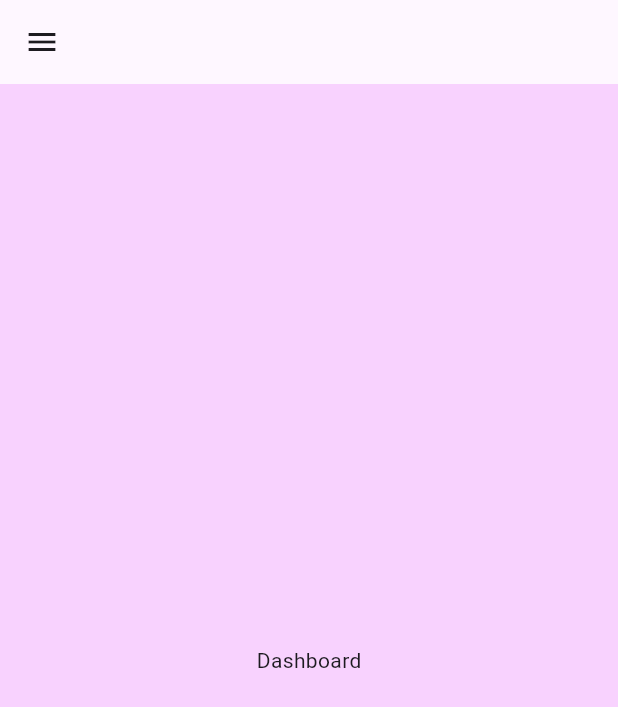
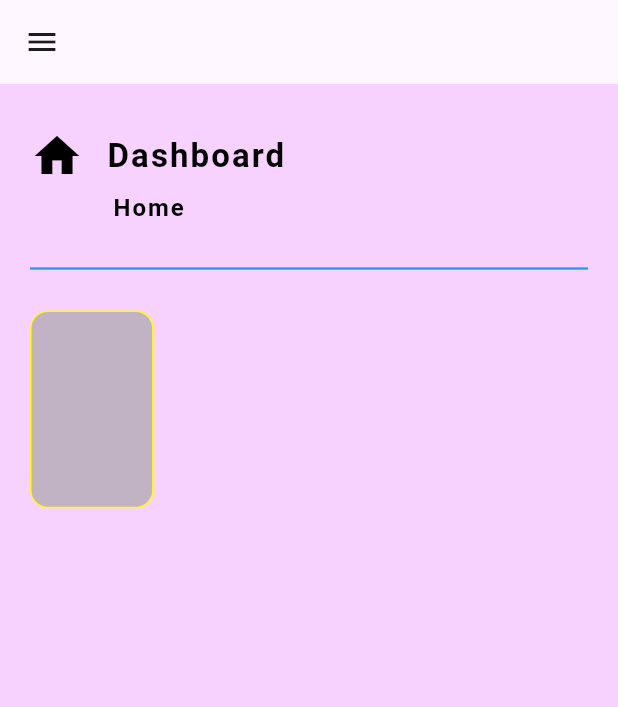
Before and after one commit to JakariaKhan-CSE/JUST-Medical-Center-Automation, a Flutter app: the screen it shows after launch, on a phone screen of 412 x 824 dp. Shown: the top 707 px of the screen. Run offline on Flutter 3.47's test engine with Material 3 defaults, Android fonts, the phone set to English and light mode, and no system bars; our stand-ins replace firebase_auth, firebase_core, get; accounts and stored records are empty.

Commit message:
pharmacist dashboard 15% complete and admin widget move to admin directory.

```diff
--- /dev/null
+++ b/lib/controller/common_controller.dart
@@ -0,0 +1,5 @@
+import 'package:flutter/cupertino.dart';
+
+class CommonController extends ChangeNotifier{
+
+}
--- a/lib/main.dart
+++ b/lib/main.dart
@@ -1,5 +1,6 @@
 import 'package:flutter/material.dart';
 import 'package:just_medical_center_automation/controller/adminController/adminController.dart';
+import 'package:just_medical_center_automation/controller/common_controller.dart';
 import 'package:just_medical_center_automation/controller/doctorController/doctor_controller.dart';
 import 'package:just_medical_center_automation/controller/patientController/indexChange.dart';
 import 'package:just_medical_center_automation/controller/pharmacistController/pharmacistController.dart';
@@ -13,6 +14,7 @@ void main(){
     ChangeNotifierProvider(create: (context) => AdminController(),),
     ChangeNotifierProvider(create: (context) => DoctorController(),),
     ChangeNotifierProvider(create: (context) => PharmacistController(),),
+    ChangeNotifierProvider(create: (context) => CommonController(),),
   ],
   child: GetMaterialApp(
     debugShowCheckedModeBanner: false,
--- a/lib/screen/Admin/admin_page.dart
+++ b/lib/screen/Admin/admin_page.dart
@@ -1,10 +1,8 @@
 import 'package:flutter/material.dart';
 import 'package:just_medical_center_automation/screen/Admin/sidebar.dart';
-import 'package:just_medical_center_automation/widget/admin/adminRightSideFeaturePage.dart';
+import 'package:just_medical_center_automation/screen/admin/widget/admin/adminRightSideFeaturePage.dart';
+import '../../responsive.dart';
 
-import '../../responsive.dart';
-import '../../widget/admin/adminPicture.dart';
-import '../../widget/admin/featureItemButton.dart';
 
 class AdminPage extends StatelessWidget {
   const AdminPage({super.key});
--- a/lib/screen/Admin/dashBoard_page.dart
+++ b/lib/screen/Admin/dashBoard_page.dart
@@ -1,12 +1,10 @@
 import 'package:flutter/material.dart';
-import 'package:get/get.dart';
 import 'package:just_medical_center_automation/controller/adminController/adminController.dart';
 import 'package:just_medical_center_automation/data/doctorData.dart';
+import 'package:just_medical_center_automation/screen/admin/widget/admin/component/allDoctorList.dart';
+import 'package:just_medical_center_automation/screen/admin/widget/admin/component/doctorListText.dart';
 import 'package:provider/provider.dart';
 
-import '../../widget/admin/component/allDoctorList.dart';
-import '../../widget/admin/component/doctorListText.dart';
-import '../../widget/admin/component/showAllDoctorwithUpdateDelte.dart';
 
 class DashboardPage extends StatelessWidget {
   const DashboardPage({super.key});
--- a/lib/screen/Admin/sidebar.dart
+++ b/lib/screen/Admin/sidebar.dart
@@ -1,9 +1,9 @@
 import 'package:flutter/material.dart';
 import 'package:just_medical_center_automation/controller/adminController/adminController.dart';
+import 'package:just_medical_center_automation/screen/admin/widget/admin/adminPicture.dart';
+import 'package:just_medical_center_automation/screen/admin/widget/admin/featureItemButton.dart';
 import 'package:provider/provider.dart';
 
-import '../../widget/admin/adminPicture.dart';
-import '../../widget/admin/featureItemButton.dart';
 
 class SideBar extends StatelessWidget {
   const SideBar({
--- a/lib/widget/admin/adminRightSideFeaturePage.dart
+++ b/lib/screen/Admin/widget/admin/adminRightSideFeaturePage.dart
@@ -1,12 +1,11 @@
 import 'package:flutter/cupertino.dart';
-import 'package:get/get.dart';
 import 'package:just_medical_center_automation/controller/adminController/adminController.dart';
 import 'package:just_medical_center_automation/screen/Admin/add_doctor_page.dart';
 import 'package:just_medical_center_automation/screen/Admin/add_pharmacist_page.dart';
 import 'package:just_medical_center_automation/screen/Admin/dashBoard_page.dart';
-import 'package:just_medical_center_automation/screen/Admin/show_all_medicine_page.dart';
 import 'package:provider/provider.dart';
 
+import '../../../common/show_all_medicine_page.dart';
 import 'component/showAllDoctorwithUpdateDelte.dart';
 import 'component/showAllPharmacistUpdateDelete.dart';
 
--- a/lib/widget/admin/component/allDoctorList.dart
+++ b/lib/screen/Admin/widget/admin/component/allDoctorList.dart
@@ -1,6 +1,7 @@
 import 'package:flutter/material.dart';
 
-import '../../../responsive.dart';
+
+import '../../../../../responsive.dart';
 import 'itemView.dart';
 
 class allHorizontalList extends StatelessWidget {
--- a/lib/widget/admin/component/doctorListText.dart
+++ b/lib/screen/Admin/widget/admin/component/doctorListText.dart
@@ -1,6 +1,7 @@
 import 'package:flutter/material.dart';
 
-import '../../../responsive.dart';
+import '../../../../../responsive.dart';
+
 
 class listText extends StatelessWidget {
   final String listName;
--- a/lib/screen/pharmacist/dashboard_pharmacist.dart
+++ b/lib/screen/pharmacist/dashboard_pharmacist.dart
@@ -1,4 +1,5 @@
 import 'package:flutter/material.dart';
+import 'package:get/get.dart';
 
 class DashboardPharmacist extends StatefulWidget {
   const DashboardPharmacist({super.key});
@@ -10,9 +11,51 @@ class DashboardPharmacist extends StatefulWidget {
 class _DashboardPharmacistState extends State<DashboardPharmacist> {
   @override
   Widget build(BuildContext context) {
+    final width = Get.width;
+    final height = Get.height;
     return Scaffold(
       backgroundColor: Colors.purpleAccent.withOpacity(0.2),
-      body: Center(child: Text("Dashboard"),),
+      body: SingleChildScrollView(
+        child: Padding(
+          padding: const EdgeInsets.symmetric(horizontal: 20, vertical: 10),
+          child: Column(
+            crossAxisAlignment: CrossAxisAlignment.start,
+            children: [
+              SizedBox(height: 20,),
+          Row(
+            children: [
+              Icon(Icons.home,size: 36,color: Colors.black,),
+              SizedBox(width: 15,),
+              Text('Dashboard',style: Theme.of(context).textTheme.titleLarge!.copyWith(fontWeight: FontWeight.w700,
+              color: Colors.black,letterSpacing: 1.4),)
+            ],
+          ),
+              SizedBox(height: 5,),
+              Padding(
+                padding: const EdgeInsets.only(left: 55),
+                child: Text('Home',style: Theme.of(context).textTheme.titleMedium!.copyWith(fontWeight: FontWeight.w600,
+                    color: Colors.black,letterSpacing: 1.3),),
+              ),
+              SizedBox(height: 20,),
+              Divider(color: Colors.blue,thickness: 1.5,),
+              SizedBox(height: 20,),
+Container(
+  height: height*0.16,
+  width: width*0.2,
+  decoration: BoxDecoration(
+    borderRadius: BorderRadius.circular(12),
+    color: Colors.grey.withOpacity(0.6),
+    border: Border.all(color: Colors.yellowAccent)
+  ),
+)
+
+              // SizedBox(height: 20,),
+              // Divider(color: Colors.blue,thickness: 1.5,),
+              // SizedBox(height: 20,),
+            ],
+          ),
+        ),
+      ),
     );
   }
 }
--- a/lib/widget/doctor/doctor_sidebar.dart
+++ b/lib/widget/doctor/doctor_sidebar.dart
@@ -3,7 +3,7 @@ import 'package:just_medical_center_automation/controller/doctorController/docto
 import 'package:just_medical_center_automation/widget/doctor/component/doctorPicture.dart';
 import 'package:provider/provider.dart';
 
-import '../admin/featureItemButton.dart';
+import '../../screen/admin/widget/admin/featureItemButton.dart';
 import 'component/doctorName.dart';
 
 class DoctorSidebar extends StatelessWidget {
--- a/lib/widget/pharmacist/pharmacist_right_side.dart
+++ b/lib/widget/pharmacist/pharmacist_right_side.dart
@@ -2,6 +2,7 @@ import 'package:flutter/cupertino.dart';
 import 'package:just_medical_center_automation/controller/pharmacistController/pharmacistController.dart';
 import 'package:just_medical_center_automation/screen/pharmacist/change_password.dart';
 import 'package:just_medical_center_automation/screen/pharmacist/dashboard_pharmacist.dart';
+import 'package:just_medical_center_automation/screen/pharmacist/manage_medicine.dart';
 import 'package:just_medical_center_automation/screen/pharmacist/medicine_add_page.dart';
 import 'package:just_medical_center_automation/screen/pharmacist/pending_prescription.dart';
 import 'package:provider/provider.dart';
@@ -21,6 +22,8 @@ class PharmacistRightPartFeature extends StatelessWidget {
     else if(_pageController.current_index == 2)
       return MedicineAddPage();
     else if(_pageController.current_index == 3)
+      return ManageMedicine();
+    else if(_pageController.current_index == 4)
       return ChangePasswordPharmacist();
     else
       return DashboardPharmacist();
```
Also changed, not shown: lib/screen/Admin/widget/admin/component/showAllDoctorwithUpdateDelte.dart (renamed from lib/widget/admin/component/showAllPharmacistUpdateDelete.dart, +15 -14 lines), lib/screen/Admin/widget/admin/component/showAllPharmacistUpdateDelete.dart (renamed from lib/widget/admin/component/showAllDoctorwithUpdateDelte.dart, +15 -14 lines), lib/screen/pharmacist/manage_medicine.dart (added, +18 -0 lines), lib/widget/pharmacist/pharmacist_sidebar.dart (+10 -2 lines), lib/screen/Admin/widget/admin/adminPicture.dart (renamed from lib/widget/admin/adminPicture.dart), lib/screen/Admin/widget/admin/component/itemView.dart (renamed from lib/widget/admin/component/itemView.dart), lib/screen/Admin/widget/admin/featureItemButton.dart (renamed from lib/widget/admin/featureItemButton.dart).
